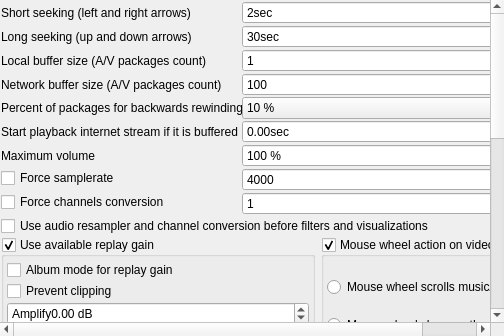
This is src/gui/Ui/SettingsPlayback.ui in zaps166/QMPlay2 as Qt 5 draws it before an edit. The edited form follows.
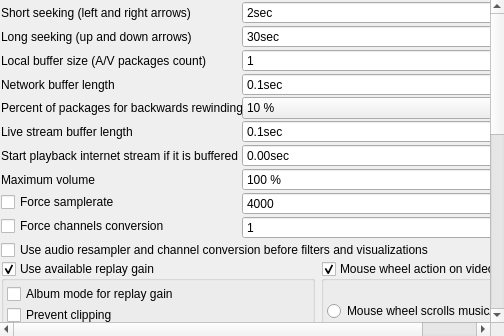
This is the edited form.

Commit message:
Improve buffering of non-local (network) data
- set network buffer length in seconds instead of packets count,
- add settings for live stream buffer time,
- allow to increase buffer for backward seeking,

```diff
--- a/src/gui/Ui/SettingsPlayback.ui
+++ b/src/gui/Ui/SettingsPlayback.ui
@@ -260,17 +260,26 @@
          <item row="3" column="0">
           <widget class="QLabel" name="bufferNetworkL">
            <property name="text">
-            <string>Network buffer size (A/V packages count)</string>
+            <string>Network buffer length</string>
            </property>
           </widget>
          </item>
          <item row="3" column="1">
-          <widget class="QSpinBox" name="bufferNetworkB">
+          <widget class="QDoubleSpinBox" name="bufferNetworkB">
+           <property name="suffix">
+            <string>sec</string>
+           </property>
+           <property name="decimals">
+            <number>1</number>
+           </property>
            <property name="minimum">
-            <number>100</number>
+            <double>0.100000000000000</double>
            </property>
            <property name="maximum">
-            <number>1000000</number>
+            <double>10000.00000000000</double>
+           </property>
+           <property name="singleStep">
+            <double>0.1</double>
            </property>
           </widget>
          </item>
@@ -301,13 +310,40 @@
           </widget>
          </item>
          <item row="5" column="0">
+          <widget class="QLabel" name="bufferLiveL">
+           <property name="text">
+            <string>Live stream buffer length</string>
+           </property>
+          </widget>
+         </item>
+         <item row="5" column="1">
+          <widget class="QDoubleSpinBox" name="bufferLiveB">
+           <property name="suffix">
+            <string>sec</string>
+           </property>
+           <property name="decimals">
+            <number>1</number>
+           </property>
+           <property name="minimum">
+            <double>0.100000000000000</double>
+           </property>
+           <property name="maximum">
+            <double>10000.00000000000</double>
+           </property>
+           <property name="singleStep">
+            <double>0.1</double>
+           </property>
+          </widget>
+         </item>
+
+         <item row="6" column="0">
           <widget class="QLabel" name="playIfBufferedL">
            <property name="text">
             <string>Start playback internet stream if it is buffered</string>
            </property>
           </widget>
          </item>
-         <item row="5" column="1">
+         <item row="6" column="1">
           <widget class="QDoubleSpinBox" name="playIfBufferedB">
            <property name="suffix">
             <string>sec</string>
@@ -320,14 +356,14 @@
            </property>
           </widget>
          </item>
-         <item row="6" column="0">
+         <item row="7" column="0">
           <widget class="QLabel" name="maxVolL">
            <property name="text">
             <string>Maximum volume</string>
            </property>
           </widget>
          </item>
-         <item row="6" column="1">
+         <item row="7" column="1">
           <widget class="QSpinBox" name="maxVolB">
            <property name="suffix">
             <string notr="true"> %</string>
@@ -343,14 +379,14 @@
            </property>
           </widget>
          </item>
-         <item row="7" column="0">
+         <item row="8" column="0">
           <widget class="QCheckBox" name="forceSamplerate">
            <property name="text">
             <string>Force samplerate</string>
            </property>
           </widget>
          </item>
-         <item row="7" column="1">
+         <item row="8" column="1">
           <widget class="QSpinBox" name="samplerateB">
            <property name="minimum">
             <number>4000</number>
@@ -360,7 +396,7 @@
            </property>
           </widget>
          </item>
-         <item row="8" column="0">
+         <item row="9" column="0">
           <widget class="QCheckBox" name="forceChannels">
            <property name="text">
             <string>Force channels conversion</string>
@@ -370,7 +406,7 @@
            </property>
           </widget>
          </item>
-         <item row="8" column="1">
+         <item row="9" column="1">
           <widget class="QSpinBox" name="channelsB">
            <property name="minimum">
             <number>1</number>
@@ -380,7 +416,7 @@
            </property>
           </widget>
          </item>
-         <item row="9" column="0" colspan="2">
+         <item row="10" column="0" colspan="2">
           <widget class="QCheckBox" name="resamplerFirst">
            <property name="text">
             <string>Use audio resampler and channel conversion before filters and visualizations</string>
```
Left out of the diff: 11 changed lines with no effect on the pictures. The commit also changes 6 other files.
